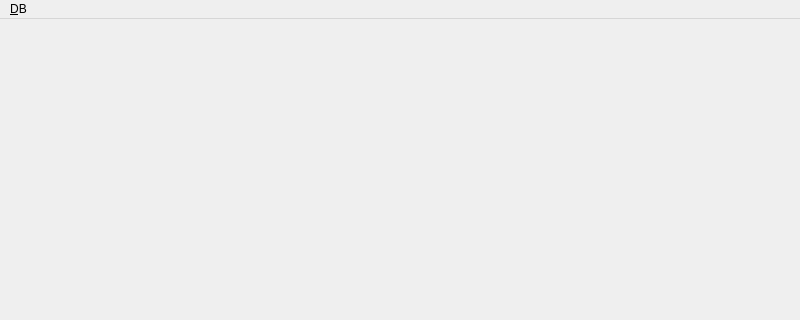
Above: app/students_test_app/students_main_window.ui from YuriyRusinov/db_university before the change; both pictures show x 0 to 800 and y 0 to 320 of the 800 by 600 pixel window. Below: the same form after it.
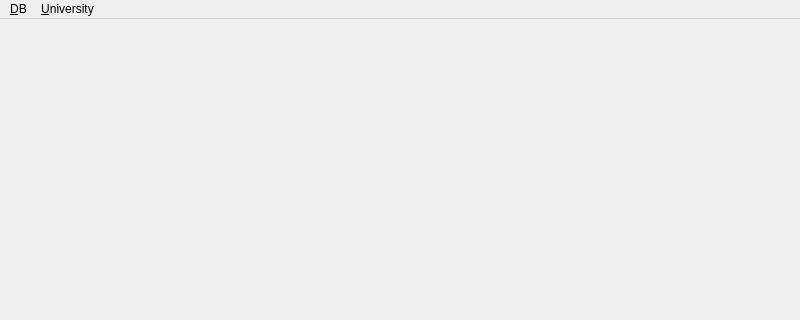
That is the form after the change.

```diff
--- a/app/students_test_app/students_main_window.ui
+++ b/app/students_test_app/students_main_window.ui
@@ -32,7 +32,17 @@
     <addaction name="separator"/>
     <addaction name="act_Quit"/>
    </widget>
+   <widget class="QMenu" name="menu_University">
+    <property name="title">
+     <string>&amp;University</string>
+    </property>
+    <addaction name="actView_departments"/>
+    <addaction name="actView_students"/>
+    <addaction name="actView_courses"/>
+    <addaction name="actView_enrollments"/>
+   </widget>
    <addaction name="menu_DB"/>
+   <addaction name="menu_University"/>
   </widget>
   <widget class="QStatusBar" name="statusbar"/>
   <action name="act_Connect">
```
Left out of the diff: 20 changed lines with no effect on the pictures.
